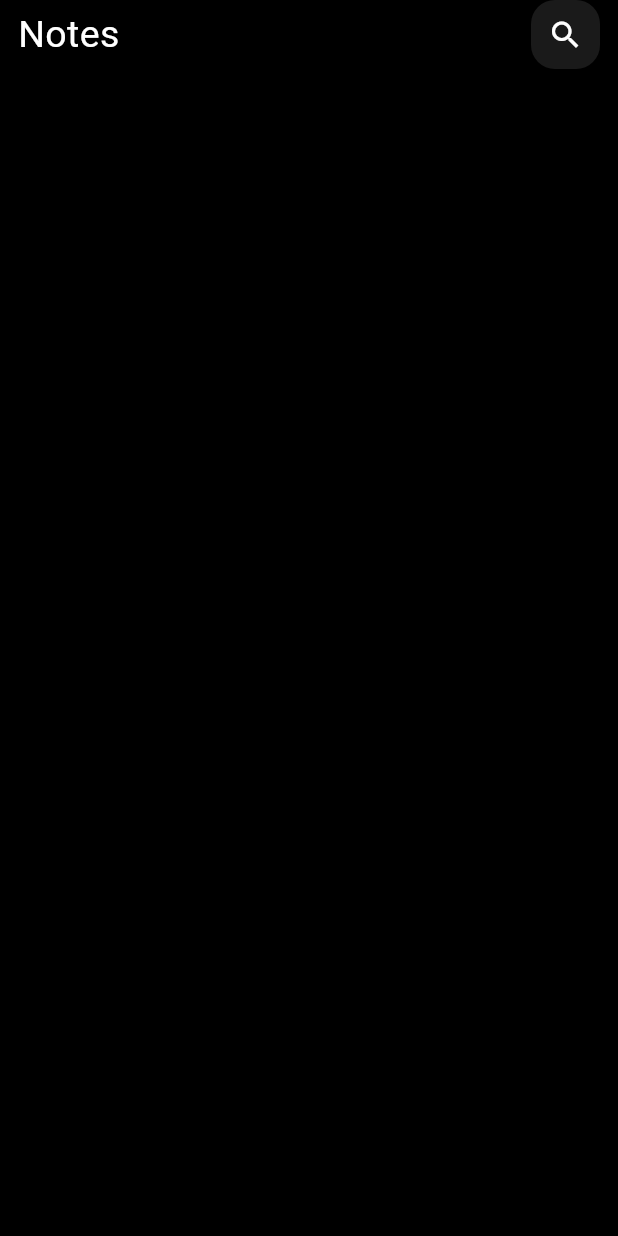
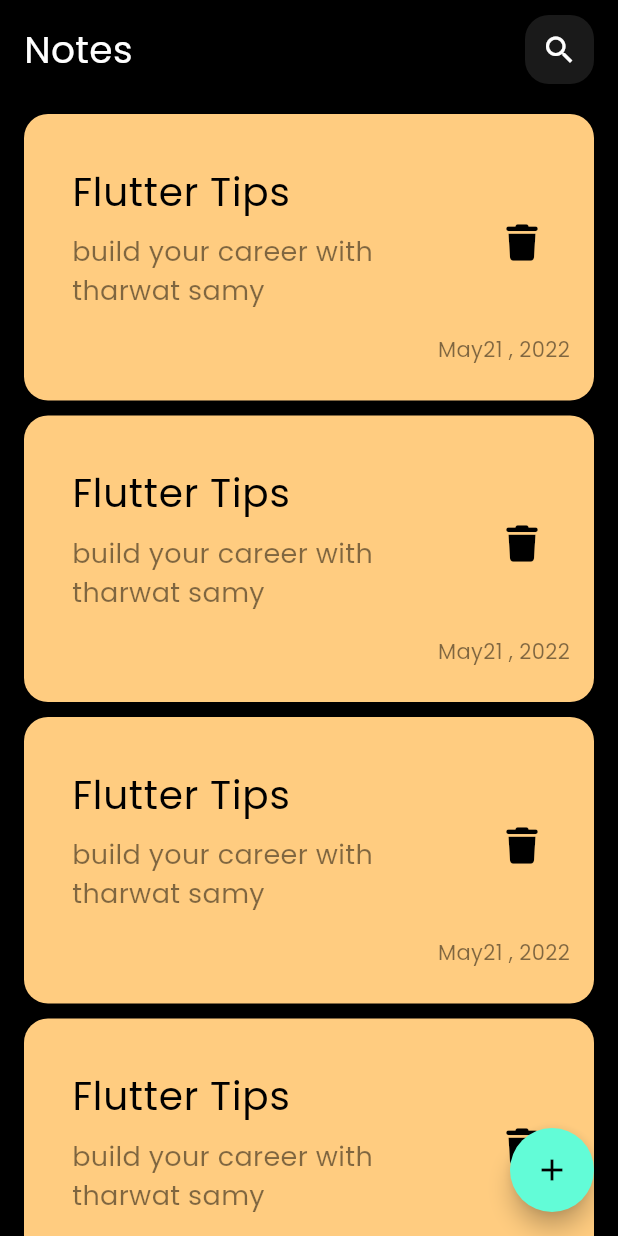
Before and after one commit to RandEthar/notes_app, a Flutter app: the screen it shows after launch, on a phone screen of 412 x 824 dp. Run offline on Flutter 3.47's test engine with Material 3 defaults, Android fonts, the phone set to English and light mode, and no system bars; our stand-ins replace font_awesome_flutter.

Commit message:
finish bottom sheet

```diff
--- /dev/null
+++ b/lib/constent.dart
@@ -0,0 +1,7 @@
+
+
+
+
+ import 'dart:ui';
+
+const Color kPrimaryColor= Color(0xff62FCD7);
--- a/lib/main.dart
+++ b/lib/main.dart
@@ -15,7 +15,7 @@ class NotesApp extends StatelessWidget {
       debugShowCheckedModeBanner: false,
       title: 'Notes App',
       theme: ThemeData(
-
+      fontFamily: 'Poppins',
         brightness: Brightness.dark,
         scaffoldBackgroundColor: Colors.black
       ),
--- a/lib/views/note_view.dart
+++ b/lib/views/note_view.dart
@@ -1,4 +1,6 @@
 import 'package:flutter/material.dart';
+import 'package:notes_app/constent.dart';
+import 'package:notes_app/views/widgets/add_note_buttom_sheet.dart';
 import 'package:notes_app/views/widgets/notes_view_body.dart';
 
 class NoteView extends StatelessWidget {
@@ -6,20 +8,21 @@ class NoteView extends StatelessWidget {
 
   @override
   Widget build(BuildContext context) {
-    return const Scaffold(
-   body: SafeArea(child: NotesViewBody()),
+    return Scaffold(
+      floatingActionButton: FloatingActionButton(
+        backgroundColor: kPrimaryColor,
+        shape: const CircleBorder(),
+        onPressed: () {
+          showModalBottomSheet(
 
-
-
-
-
-
-
-
-
-
-
-
+              context: context,
+              builder: (context) {
+                return const AddNoteButtomSheet();
+              });
+        },
+        child: const Icon(Icons.add,color: Colors.black,),
+      ),
+      body: const SafeArea(child: NotesViewBody()),
     );
   }
 }
--- /dev/null
+++ b/lib/views/widgets/custom_listview_builder.dart
@@ -0,0 +1,22 @@
+import 'package:flutter/material.dart';
+import 'package:notes_app/views/widgets/custom_note_item.dart';
+
+class CustomListViewBuilder extends StatelessWidget {
+  const CustomListViewBuilder({
+    super.key,
+  });
+
+  @override
+  Widget build(BuildContext context) {
+    return Expanded(
+      child: ListView.builder(
+        padding: EdgeInsets.zero,
+        itemBuilder: (context, index) {
+         return const Padding(
+           padding: EdgeInsets.only(bottom: 10),
+           child: NoteItem(),
+         );
+      },)
+    );
+  }
+}
--- /dev/null
+++ b/lib/views/widgets/custom_note_item.dart
@@ -0,0 +1,51 @@
+import 'package:flutter/material.dart';
+import 'package:font_awesome_flutter/font_awesome_flutter.dart';
+
+class NoteItem extends StatelessWidget {
+  const NoteItem({super.key});
+
+  @override
+  Widget build(BuildContext context) {
+    return Container(
+      padding: EdgeInsets.only(top: 24, bottom: 24, left: 16),
+      decoration: BoxDecoration(
+          color: Color(0xffFFCC80), borderRadius: BorderRadius.circular(16)),
+      child: Column(
+        crossAxisAlignment: CrossAxisAlignment.end,
+        children: [
+          Align(
+            alignment: Alignment.topRight,
+            child: ListTile(
+              title: const Text(
+                'Flutter Tips',
+                style: TextStyle(fontSize: 26, color: Colors.black),
+              ),
+              subtitle: Padding(
+                padding: const EdgeInsets.symmetric(vertical: 8),
+                child: Text(
+                  'build your career with tharwat samy',
+                  style: TextStyle(
+                      fontSize: 18, color: Colors.black.withOpacity(0.5)),
+                ),
+              ),
+              trailing: IconButton(
+                  // Use the FaIcon Widget + FontAwesomeIcons class for the IconData
+                  icon: FaIcon(FontAwesomeIcons.trash),
+                  color: Colors.black,
+                  onPressed: () {
+                    print("Pressed");
+                  }),
+            ),
+          ),
+          Padding(
+            padding: const EdgeInsets.only(right: 16),
+            child: Text(
+              "May21 , 2022",
+              style: TextStyle(color: Colors.black.withOpacity(0.5)),
+            ),
+          )
+        ],
+      ),
+    );
+  }
+}
--- a/lib/views/widgets/notes_view_body.dart
+++ b/lib/views/widgets/notes_view_body.dart
@@ -1,5 +1,8 @@
 import 'package:flutter/material.dart';
 import 'package:notes_app/views/widgets/custom_App_bar.dart';
+import 'package:notes_app/views/widgets/custom_listview_builder.dart';
+import 'package:notes_app/views/widgets/custom_note_item.dart';
+
 
 class NotesViewBody extends StatelessWidget {
   const NotesViewBody({
@@ -8,15 +11,16 @@ class NotesViewBody extends StatelessWidget {
 
   @override
   Widget build(BuildContext context) {
-    return  const Column(children: [
-     Padding(
-       padding:EdgeInsets.symmetric(horizontal: 12),
-       child: CustomAppBar(),
-     )
+    return   const Padding(
+      padding:   EdgeInsets.symmetric(horizontal: 16),
+      child: Column(children: [
+       SizedBox(height: 10,),
+       CustomAppBar(),
+          SizedBox(height: 20,),
 
+       CustomListViewBuilder(),
 
-
-
-    ],);
+      ],),
+    );
   }
 }
```
Also changed, not shown: lib/views/widgets/add_note_buttom_sheet.dart (added, +29 -0 lines), lib/views/widgets/custom_button.dart (added, +23 -0 lines), lib/views/widgets/custom_text_field.dart (added, +36 -0 lines), pubspec.yaml (+5 -4 lines), assets/fonts/Poppins-Regular.ttf (added), pubspec.lock.
